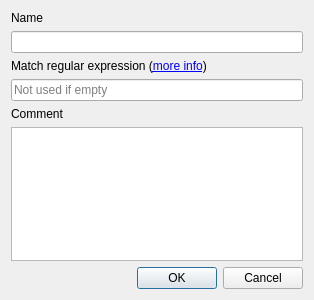
Old version of the form src/friend_list/friend_prop_dialog.ui in the repository navrocky/urtconnector.
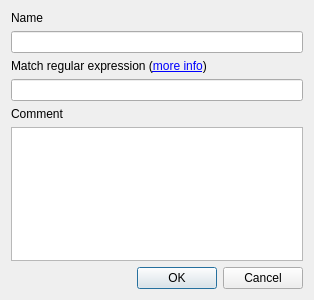
New version of the form.

Commit message: - windows build fixed

```diff
--- a/src/friend_list/friend_prop_dialog.ui
+++ b/src/friend_list/friend_prop_dialog.ui
@@ -35,11 +35,7 @@
     </widget>
    </item>
    <item>
-    <widget class="QLineEdit" name="expr_edit">
-     <property name="placeholderText">
-      <string>Not used if empty</string>
-     </property>
-    </widget>
+    <widget class="QLineEdit" name="expr_edit"/>
    </item>
    <item>
     <widget class="QLabel" name="label_3">
```
The commit also changes 4 other files.
